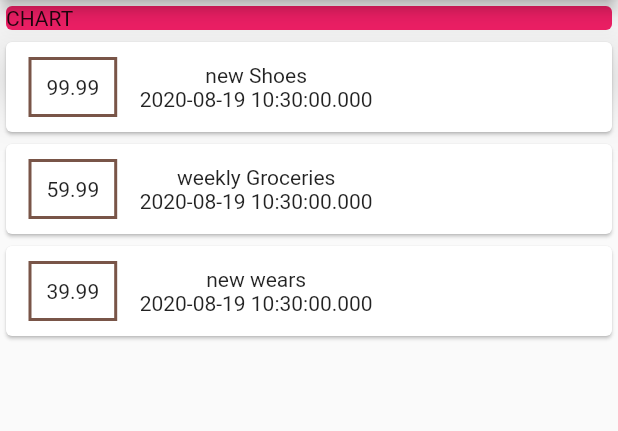
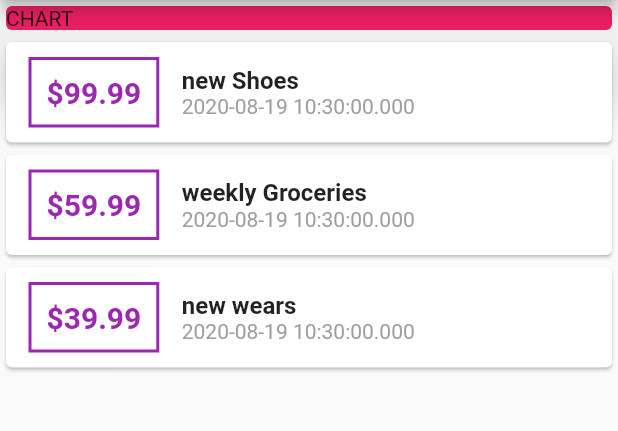
Before and after one commit to obiHenry/Expense_planner, a Flutter app: the screen it shows after launch, on a phone screen of 412 x 824 dp, the part 84-515 px from its top. Run offline on Flutter 3.47's test engine with Material 2 defaults, Android fonts, the phone set to English and light mode, and no system bars.

Commit message:
modified main.dart code

```diff
--- a/lib/main.dart
+++ b/lib/main.dart
@@ -29,8 +29,7 @@ class HomePage extends StatelessWidget {
       amount: 59.99,
       date: DateTime.now(),
     ),
-
-     Transaction(
+    Transaction(
       id: '2',
       title: 'new wears',
       amount: 39.99,
@@ -66,17 +65,32 @@ class HomePage extends StatelessWidget {
                       margin:
                           EdgeInsets.symmetric(vertical: 10, horizontal: 15),
                       decoration: BoxDecoration(
-                        border: Border.all(color: Colors.brown, width: 2),
+                        border: Border.all(color: Colors.purple, width: 2),
                       ),
                       padding: EdgeInsets.all(10),
                       child: Text(
-                        transactions.amount.toString(),
+                        '\$${transactions.amount}',
+                        textAlign: TextAlign.end,
+                        style: TextStyle(
+                            fontWeight: FontWeight.bold,
+                            fontSize: 20,
+                            color: Colors.purple),
                       ),
                     ),
                     Column(
+                      crossAxisAlignment: CrossAxisAlignment.start,
                       children: [
-                        Text(transactions.title),
-                        Text(transactions.date.toString()),
+                        Text(
+                          transactions.title,
+                          style: TextStyle(
+                            fontWeight: FontWeight.bold,
+                            fontSize: 16,
+                          ),
+                        ),
+                        Text(
+                          transactions.date.toString(),
+                          style: TextStyle(color: Colors.grey),
+                        ),
                       ],
                     )
                   ],
```
